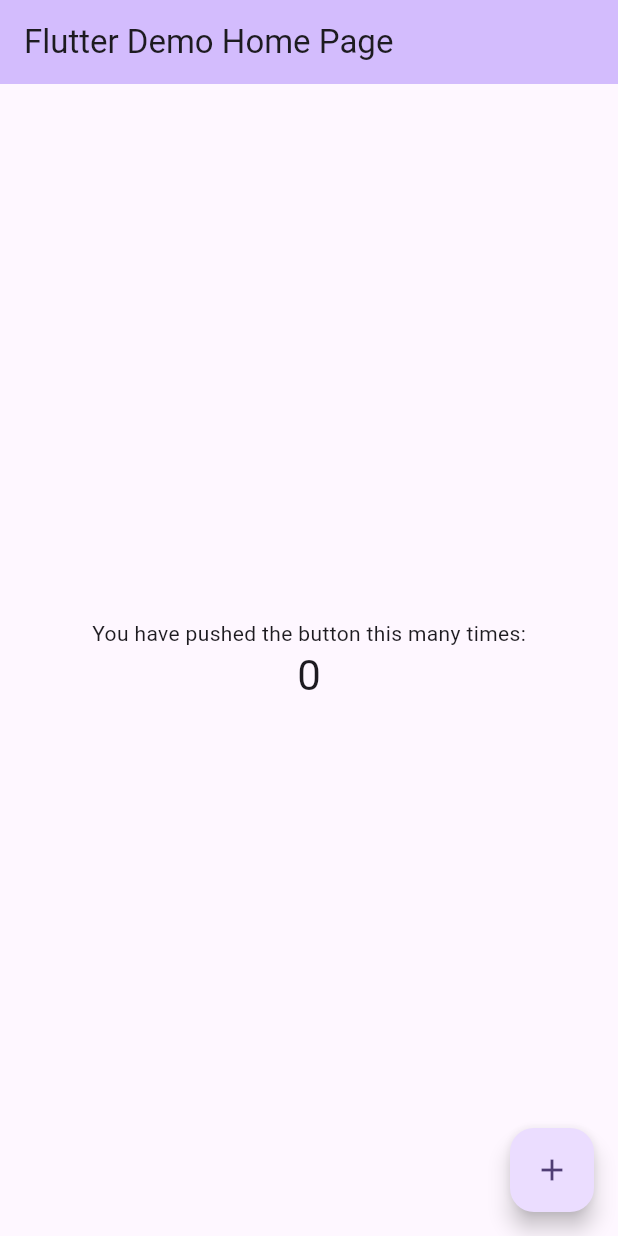
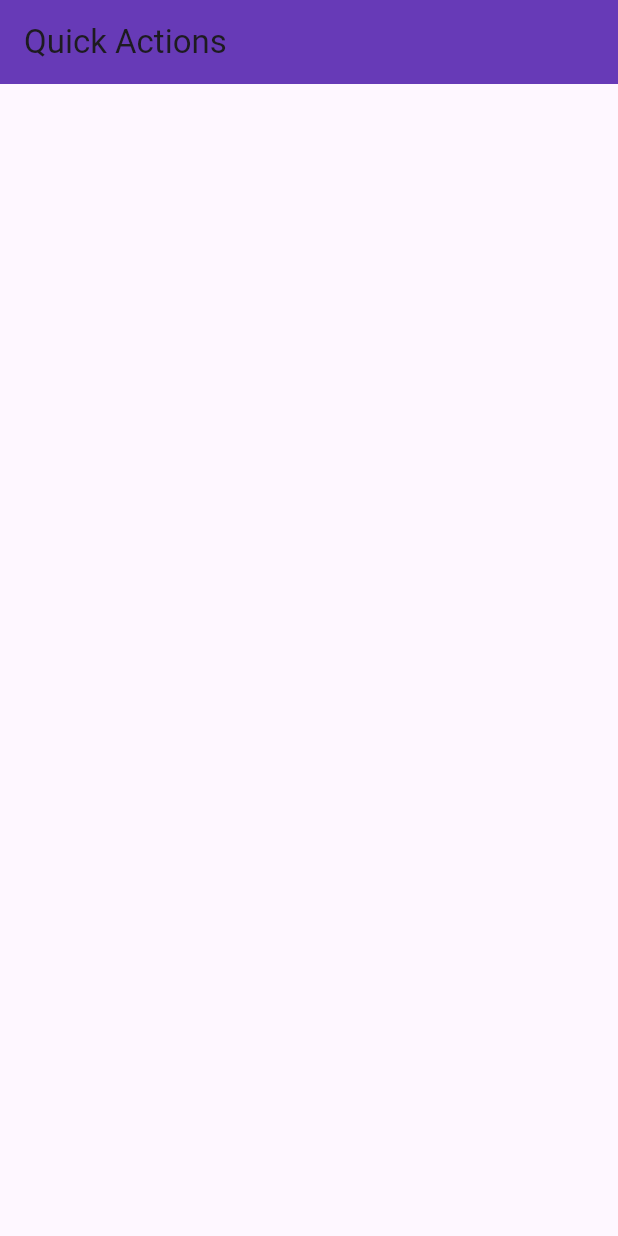
Before and after one commit to mdsomad/Master_Flutter_Widgets, a Flutter app: the screen it shows after launch, on a phone screen of 412 x 824 dp. Run offline on Flutter 3.47's test engine with Material 2 defaults, Android fonts, the phone set to English and light mode, and no system bars; missing offline and left inert: quick_actions.

Commit message:
quick_actions complite

```diff
--- /dev/null
+++ b/lib/home_screen.dart
@@ -0,0 +1,64 @@
+import 'package:flutter/material.dart';
+import 'package:master_flutter/help_screen.dart';
+import 'package:master_flutter/setting_screen.dart';
+import 'package:quick_actions/quick_actions.dart';
+
+class Homescreen extends StatefulWidget {
+  const Homescreen({super.key});
+
+  @override
+  State<Homescreen> createState() => _HomescreenState();
+}
+
+class _HomescreenState extends State<Homescreen> {
+  final QuickActions quickActions = const QuickActions();
+
+  @override
+  void initState() {
+    // TODO: implement initState
+    super.initState();
+
+    quickActions.setShortcutItems(<ShortcutItem>[
+      const ShortcutItem(
+        type: 'action_setting',
+        localizedTitle: 'Setting',
+        icon: 'setting',
+      ),
+      const ShortcutItem(
+        type: 'action_help',
+        localizedTitle: 'Help',
+        icon: 'help',
+      ),
+
+    ]);
+
+
+
+
+    quickActions.initialize((String shortcutType) {
+
+      if(shortcutType == 'action_setting') {
+          Navigator.push(context, MaterialPageRoute(builder: (context) => SettingScreen()));
+      }else if(shortcutType == 'action_help'){
+           Navigator.push(context, MaterialPageRoute(builder: (context) => HelpScreen()));
+      }
+
+
+    });
+
+
+
+
+
+  }
+
+  @override
+  Widget build(BuildContext context) {
+    return Scaffold(
+      appBar: AppBar(
+        backgroundColor: Colors.deepPurple,
+        title: Text("Quick Actions "),
+      ),
+    );
+  }
+}
--- a/lib/main.dart
+++ b/lib/main.dart
@@ -1,4 +1,5 @@
 import 'package:flutter/material.dart';
+import 'package:master_flutter/home_screen.dart';
 
 void main() {
   runApp(const MyApp());
@@ -10,60 +11,13 @@ class MyApp extends StatelessWidget {
   @override
   Widget build(BuildContext context) {
     return MaterialApp(
+      debugShowCheckedModeBanner: false,
       title: 'Flutter Demo',
       theme: ThemeData(
         colorScheme: ColorScheme.fromSeed(seedColor: Colors.deepPurple),
         useMaterial3: true,
       ),
-      home: const MyHomePage(title: 'Flutter Demo Home Page'),
+      home: Homescreen()
     );
   }
 }
-
-class MyHomePage extends StatefulWidget {
-  const MyHomePage({super.key, required this.title});
-
-  final String title;
-
-  @override
-  State<MyHomePage> createState() => _MyHomePageState();
-}
-
-class _MyHomePageState extends State<MyHomePage> {
-  int _counter = 0;
-
-  void _incrementCounter() {
-    setState(() {
-      _counter++;
-    });
-  }
-
-  @override
-  Widget build(BuildContext context) {
-    return Scaffold(
-      appBar: AppBar(
-        backgroundColor: Theme.of(context).colorScheme.inversePrimary,
-        title: Text(widget.title),
-      ),
-      body: Center(
-        child: Column(
-          mainAxisAlignment: MainAxisAlignment.center,
-          children: <Widget>[
-            const Text(
-              'You have pushed the button this many times:',
-            ),
-            Text(
-              '$_counter',
-              style: Theme.of(context).textTheme.headlineMedium,
-            ),
-          ],
-        ),
-      ),
-      floatingActionButton: FloatingActionButton(
-        onPressed: _incrementCounter,
-        tooltip: 'Increment',
-        child: const Icon(Icons.add),
-      ),
-    );
-  }
-}
--- a/pubspec.yaml
+++ b/pubspec.yaml
@@ -35,6 +35,7 @@ dependencies:
   # The following adds the Cupertino Icons font to your application.
   # Use with the CupertinoIcons class for iOS style icons.
   cupertino_icons: ^1.0.2
+  quick_actions: ^1.0.6
 
 dev_dependencies:
   flutter_test:
```
Also changed, not shown: lib/help_screen.dart (added, +15 -0 lines), lib/setting_screen.dart (added, +15 -0 lines), pubspec.lock, 3 other files.
